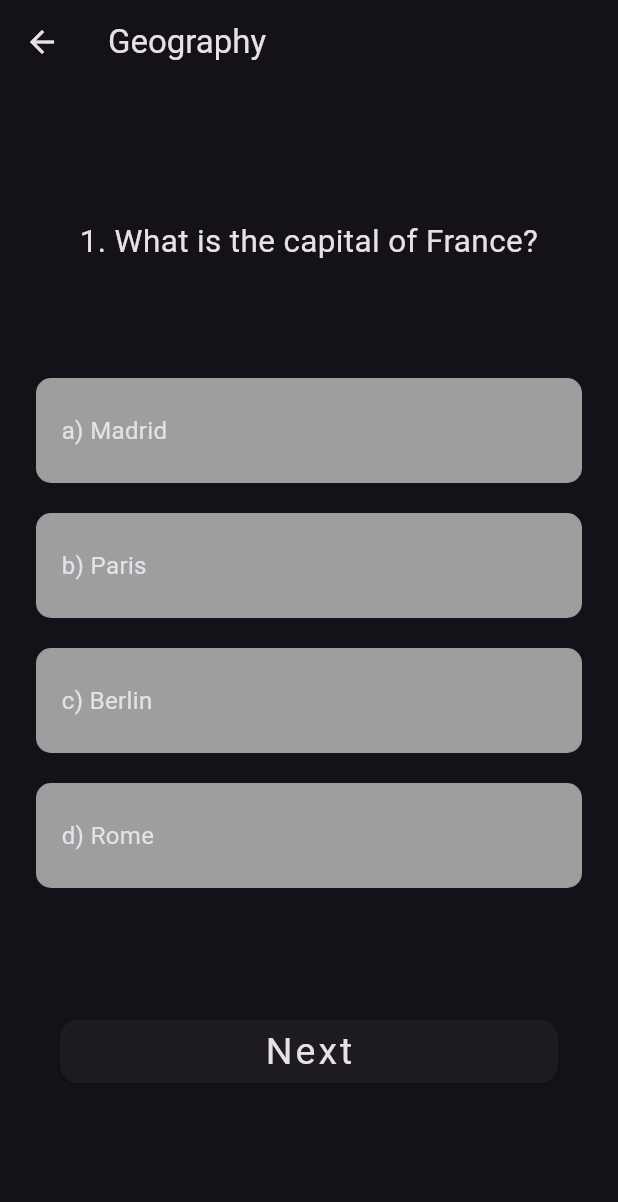
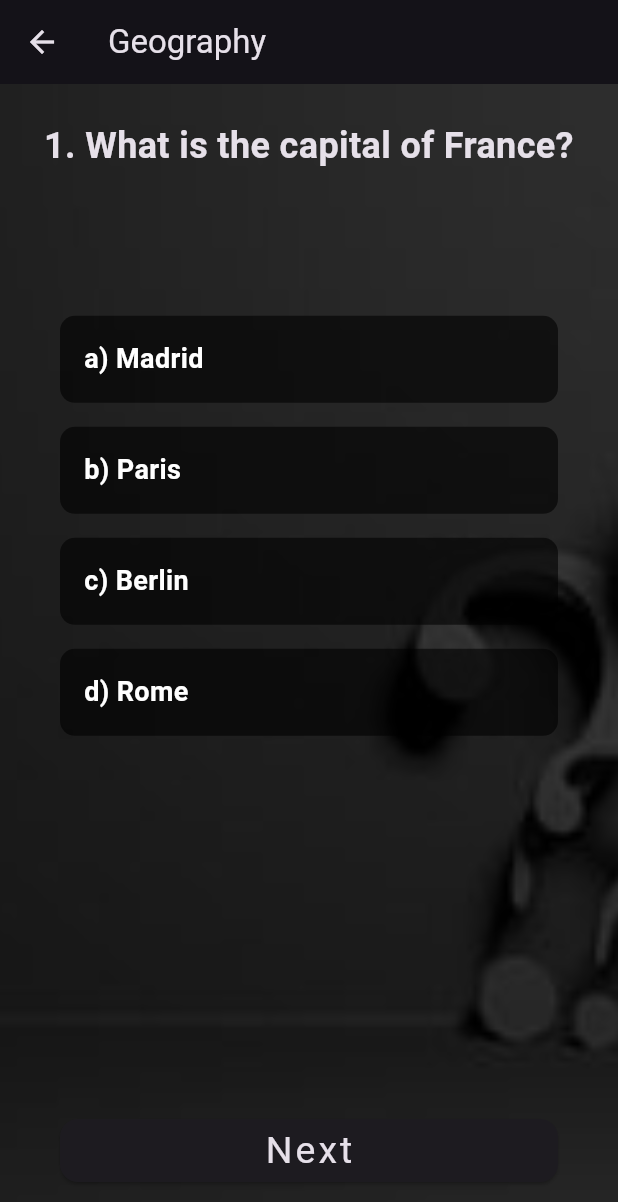
Before and after one commit to Nelinekid/quizapp, a Flutter app: the HomeScreen screen opened directly, item 2 of the bottom bar chosen, after a tap on "Geography", on a phone screen of 412 x 824 dp. Shown: the top 1202 px of the screen. Run offline on Flutter 3.47's test engine with Material 3 defaults, Android fonts, the phone set to English and light mode, and no system bars.

Commit message:
Designs modifications and more features added

```diff
--- a/lib/screens/home_screen.dart
+++ b/lib/screens/home_screen.dart
@@ -55,8 +55,17 @@ class _HomeScreenState extends State<HomeScreen> {
           ),
         ],
       ),
-      body: Center(
-        child: Column(
+      body: Stack(
+        children: [
+          Container(
+            decoration: BoxDecoration(
+              image: DecorationImage(
+                image: AssetImage('assets/images/question_mark.jpg'),
+                fit: BoxFit.cover,
+              ),
+            ),
+          ),
+          Column(
             mainAxisAlignment: MainAxisAlignment.center,
             children: [
               Row(
@@ -102,6 +111,7 @@ class _HomeScreenState extends State<HomeScreen> {
               ),
             ],
           ),
+        ],
       ),
       bottomNavigationBar: BottomNavigationBar(
         currentIndex: _currentIndex,
@@ -163,8 +173,8 @@ class SubjectCircle extends StatelessWidget {
                 title,
                 style: TextStyle(
                   color: Colors.black,
-                  fontSize: 16,
-                  fontWeight: FontWeight.bold,
+                  fontSize: 18, // Increased font size for better readability
+                  fontWeight: FontWeight.bold, // Increased font weight
                 ),
                 textAlign: TextAlign.center,
               ),
--- a/lib/screens/quiz_screen.dart
+++ b/lib/screens/quiz_screen.dart
@@ -42,36 +42,75 @@ class _QuizScreenState extends State<QuizScreen> {
       appBar: AppBar(
         title: const Text('Geography'),
       ),
-      body: Padding(
+      body: Stack(
+        children: [
+          Container(
+            decoration: BoxDecoration(
+              image: DecorationImage(
+                image: AssetImage('assets/images/question_mark.jpg'),
+                fit: BoxFit.cover,
+              ),
+            ),
+          ),
+          Padding(
             padding: const EdgeInsets.all(24.0),
             child: Column(
-          mainAxisAlignment: MainAxisAlignment.spaceEvenly,
               children: [
                 Text(
                   question.questions,
                   style: const TextStyle(
-                fontSize: 21,
+                    fontSize: 24,
+                    fontWeight: FontWeight.bold,
                   ),
                   textAlign: TextAlign.center,
                 ),
-            ListView.builder(
-              shrinkWrap: true,
+                Spacer(), // Adds space between the question and the answers
+                Expanded(
+                  flex: 5,
+                  child: ListView.builder(
                     itemCount: question.options.length,
                     itemBuilder: (context, index) {
+                      bool isSelected = selectedAnswerIndex == index;
+                      bool isCorrect = question.correctAnswerIndex == index;
+                      bool isWrong = selectedAnswerIndex != null && selectedAnswerIndex == index && !isCorrect;
+
+                      Color getBackgroundColor() {
+                        if (selectedAnswerIndex == null) {
+                          return Colors.black.withOpacity(0.6);
+                        } else if (isCorrect) {
+                          return Colors.green;
+                        } else if (isWrong) {
+                          return Colors.red;
+                        } else {
+                          return Colors.black.withOpacity(0.6);
+                        }
+                      }
+
                       return GestureDetector(
                         onTap: selectedAnswerIndex == null
                             ? () => pickAnswer(index)
                             : null,
-                  child: AnswerCard(
-                    currentIndex: index,
-                    question: question.options[index],
-                    isSelected: selectedAnswerIndex == index,
-                    selectedAnswerIndex: selectedAnswerIndex,
-                    correctAnswerIndex: question.correctAnswerIndex,
+                        child: Container(
+                          margin: const EdgeInsets.symmetric(vertical: 8.0, horizontal: 16.0),
+                          padding: const EdgeInsets.all(16.0),
+                          decoration: BoxDecoration(
+                            color: getBackgroundColor(),
+                            borderRadius: BorderRadius.circular(10),
+                          ),
+                          child: Text(
+                            question.options[index],
+                            style: const TextStyle(
+                              fontSize: 18,
+                              fontWeight: FontWeight.bold,
+                              color: Colors.white,
+                            ),
+                          ),
                         ),
                       );
                     },
                   ),
+                ),
+                Spacer(), // Adds space between the answers and the button
                 // Next Button
                 isLastQuestion
                     ? RectangularButton(
@@ -87,13 +126,14 @@ class _QuizScreenState extends State<QuizScreen> {
                   label: 'Finish',
                 )
                     : RectangularButton(
-                    onPressed:
-                        selectedAnswerIndex != null ? goToNextQuestion : null,
+                  onPressed: selectedAnswerIndex != null ? goToNextQuestion : null,
                   label: 'Next',
                 ),
               ],
             ),
           ),
+        ],
+      ),
     );
   }
 }
--- a/pubspec.yaml
+++ b/pubspec.yaml
@@ -57,6 +57,8 @@ flutter:
   # included with your application, so that you can use the icons in
   # the material Icons class.
   uses-material-design: true
+  assets:
+   - assets/images/
 
   # To add assets to your application, add an assets section, like this:
   # assets:
```
Also changed, not shown: lib/screens/quiz_screens.dart (+49 -11 lines), lib/screens/setting_screen.dart (+61 -4 lines), assets/images/images.jpeg (added), assets/images/mark.png (added), assets/images/question_mark.jpg (added). Lines whose indentation alone changed are shown as unchanged.
